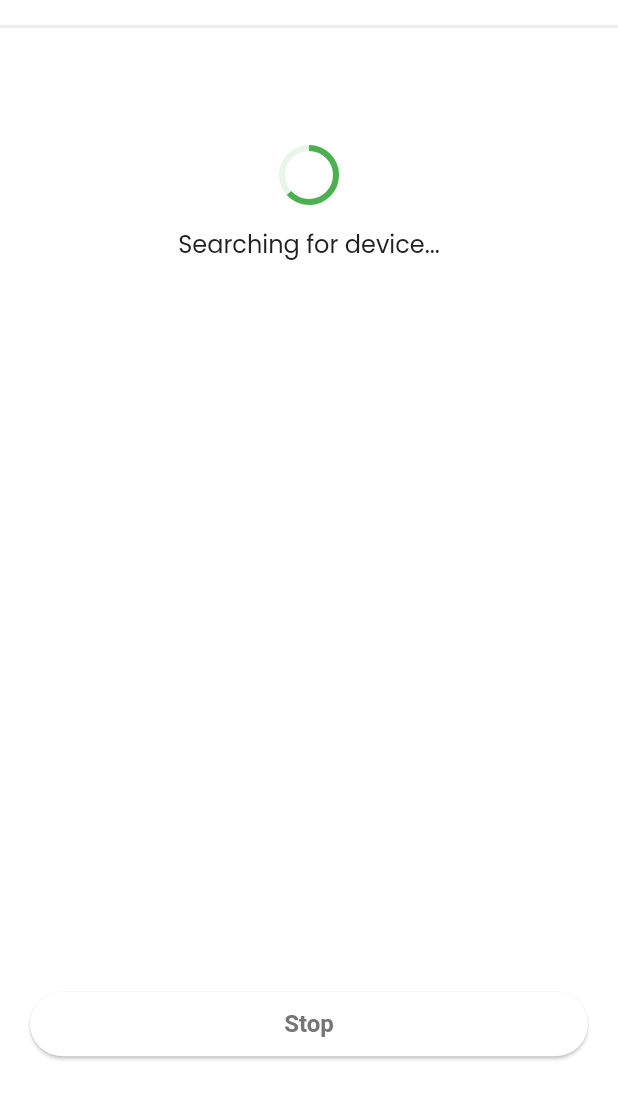
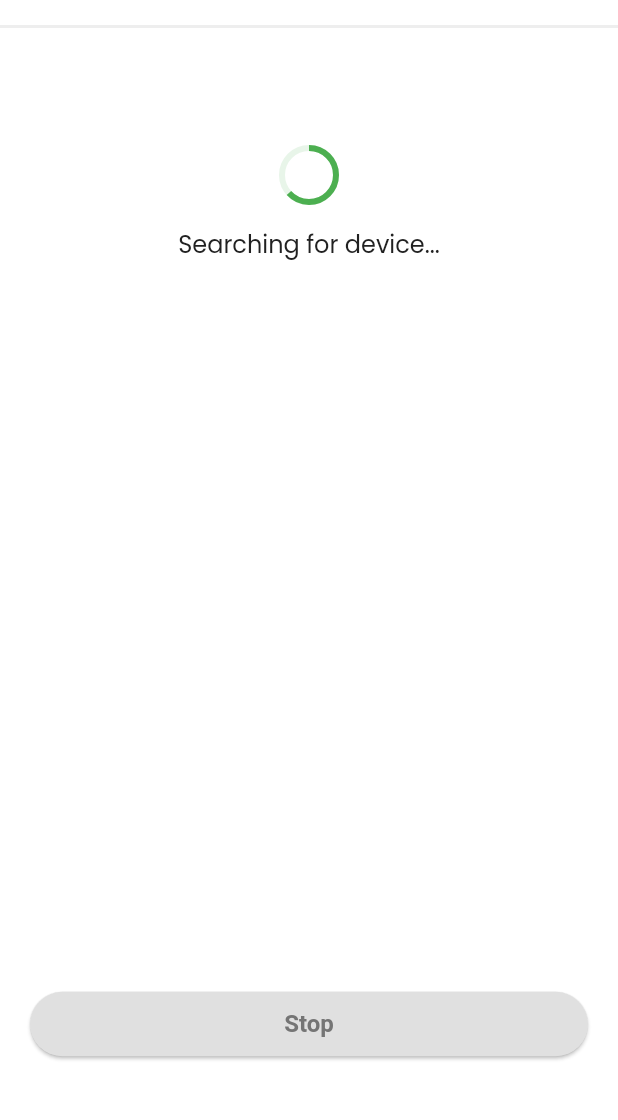
Before and after one commit to kwakdeung/lymphowear_remote_app, a Flutter app: the PairingLoading screen opened directly, on a phone screen of 412 x 824 dp, the part 56-1176 px from its top. Run offline on Flutter 3.47's test engine with Material 2 defaults, Android fonts, the phone set to English and light mode, and no system bars; our stand-ins replace flutter_svg, lottie.

Commit message:
bottombutton color 변경

```diff
--- a/lib/pages/pairing/pairing_loading.dart
+++ b/lib/pages/pairing/pairing_loading.dart
@@ -161,7 +161,7 @@ class PairingLodingBottomButton extends StatelessWidget {
     return ElevatedButton(
       style: ElevatedButton.styleFrom(
         padding: const EdgeInsets.fromLTRB(24, 12, 24, 12),
-        backgroundColor: Colors.white,
+        backgroundColor: const Color(0xffE0E0E0),
         foregroundColor: const Color(0xff757575),
         textStyle: const TextStyle(
           fontSize: 16,
--- a/lib/pages/pairing/pairing_reloading.dart
+++ b/lib/pages/pairing/pairing_reloading.dart
@@ -163,7 +163,7 @@ class PairingLodingBottomButton extends StatelessWidget {
     return ElevatedButton(
       style: ElevatedButton.styleFrom(
         padding: const EdgeInsets.fromLTRB(24, 12, 24, 12),
-        backgroundColor: Colors.white,
+        backgroundColor: const Color(0xffE0E0E0),
         foregroundColor: const Color(0xff757575),
         textStyle: const TextStyle(
           fontSize: 16,
```
